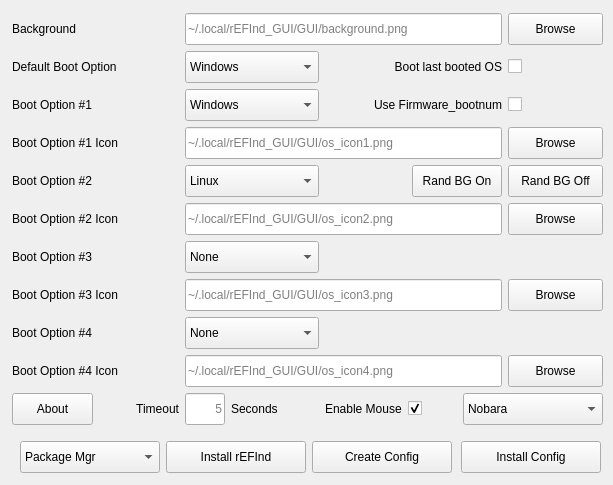
Before: the Qt Designer form GUI/src/mainwindow.ui in jlobue10/rEFInd_GUI, drawn with Qt 5.
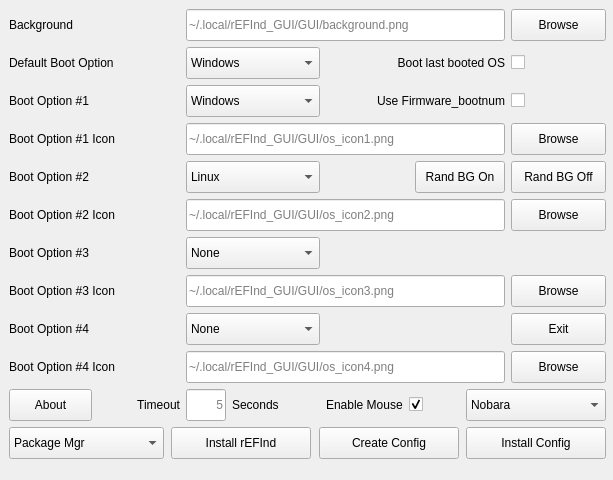
After: the same form once the commit is applied. Icons and pictures are not drawn.

Diff of the .ui file:
```diff
--- a/GUI/src/mainwindow.ui
+++ b/GUI/src/mainwindow.ui
@@ -7,19 +7,19 @@
     <x>0</x>
     <y>0</y>
     <width>613</width>
-    <height>485</height>
+    <height>480</height>
    </rect>
   </property>
   <property name="minimumSize">
    <size>
     <width>613</width>
-    <height>485</height>
+    <height>480</height>
    </size>
   </property>
   <property name="maximumSize">
    <size>
     <width>613</width>
-    <height>485</height>
+    <height>480</height>
    </size>
   </property>
   <property name="windowTitle">
@@ -30,117 +30,13 @@
     <normaloff>UEFI_icon.png</normaloff>UEFI_icon.png</iconset>
   </property>
   <widget class="QWidget" name="centralwidget">
-   <widget class="QWidget" name="layoutWidget1">
-    <property name="geometry">
-     <rect>
-      <x>20</x>
-      <y>440</y>
-      <width>581</width>
-      <height>34</height>
-     </rect>
-    </property>
-    <layout class="QGridLayout" name="gridLayout_2">
-     <item row="0" column="3" alignment="Qt::AlignRight">
-      <widget class="QPushButton" name="Install_Config">
-       <property name="minimumSize">
-        <size>
-         <width>140</width>
-         <height>32</height>
-        </size>
-       </property>
-       <property name="maximumSize">
-        <size>
-         <width>140</width>
-         <height>32</height>
-        </size>
-       </property>
-       <property name="toolTip">
-        <string>Install config and copy PNGs</string>
-       </property>
-       <property name="text">
-        <string>Install Config</string>
-       </property>
-      </widget>
-     </item>
-     <item row="0" column="2">
-      <widget class="QPushButton" name="Create_Config">
-       <property name="minimumSize">
-        <size>
-         <width>140</width>
-         <height>32</height>
-        </size>
-       </property>
-       <property name="maximumSize">
-        <size>
-         <width>140</width>
-         <height>32</height>
-        </size>
-       </property>
-       <property name="toolTip">
-        <string>Create config and ready PNGs</string>
-       </property>
-       <property name="text">
-        <string>Create Config</string>
-       </property>
-      </widget>
-     </item>
-     <item row="0" column="1">
-      <widget class="QPushButton" name="Install_rEFInd">
-       <property name="minimumSize">
-        <size>
-         <width>140</width>
-         <height>32</height>
-        </size>
-       </property>
-       <property name="maximumSize">
-        <size>
-         <width>140</width>
-         <height>32</height>
-        </size>
-       </property>
-       <property name="text">
-        <string>Install rEFInd</string>
-       </property>
-      </widget>
-     </item>
-     <item row="0" column="0">
-      <widget class="QComboBox" name="Install_Source_comboBox">
-       <property name="minimumSize">
-        <size>
-         <width>140</width>
-         <height>32</height>
-        </size>
-       </property>
-       <property name="maximumSize">
-        <size>
-         <width>140</width>
-         <height>32</height>
-        </size>
-       </property>
-       <property name="toolTip">
-        <string>rEFInd Installation method</string>
-       </property>
-       <item>
-        <property name="text">
-         <string>Package Mgr</string>
-        </property>
-       </item>
-       <item>
-        <property name="text">
-         <string>Sourceforge</string>
-        </property>
-       </item>
-      </widget>
-     </item>
-    </layout>
-   </widget>
    <widget class="QWidget" name="">
     <property name="geometry">
      <rect>
-      <x>12</x>
-      <y>13</y>
-      <width>591</width>
-      <height>416</height>
+      <x>9</x>
+      <y>9</y>
+      <width>597</width>
+      <height>456</height>
      </rect>
     </property>
     <layout class="QGridLayout" name="gridLayout_3">
@@ -709,6 +605,28 @@
        </item>
       </widget>
      </item>
+     <item row="8" column="6">
+      <widget class="QPushButton" name="Exit_pushButton">
+       <property name="minimumSize">
+        <size>
+         <width>95</width>
+         <height>32</height>
+        </size>
+       </property>
+       <property name="maximumSize">
+        <size>
+         <width>95</width>
+         <height>32</height>
+        </size>
+       </property>
+       <property name="toolTip">
+        <string>&lt;html&gt;&lt;head/&gt;&lt;body&gt;&lt;p&gt;Exit GUI&lt;/p&gt;&lt;/body&gt;&lt;/html&gt;</string>
+       </property>
+       <property name="text">
+        <string>Exit</string>
+       </property>
+      </widget>
+     </item>
      <item row="9" column="0" colspan="2">
       <widget class="QLabel" name="Boot_Option_04_Icon_label">
        <property name="minimumSize">
@@ -952,6 +870,128 @@
        </item>
       </layout>
      </item>
+     <item row="11" column="0" colspan="7">
+      <layout class="QGridLayout" name="gridLayout_2">
+       <item row="0" column="3" alignment="Qt::AlignRight">
+        <widget class="QPushButton" name="Install_Config">
+         <property name="minimumSize">
+          <size>
+           <width>140</width>
+           <height>32</height>
+          </size>
+         </property>
+         <property name="maximumSize">
+          <size>
+           <width>140</width>
+           <height>32</height>
+          </size>
+         </property>
+         <property name="toolTip">
+          <string>Install config and copy PNGs</string>
+         </property>
+         <property name="text">
+          <string>Install Config</string>
+         </property>
+        </widget>
+       </item>
+       <item row="0" column="2" alignment="Qt::AlignRight">
+        <widget class="QPushButton" name="Create_Config">
+         <property name="minimumSize">
+          <size>
+           <width>140</width>
+           <height>32</height>
+          </size>
+         </property>
+         <property name="maximumSize">
+          <size>
+           <width>140</width>
+           <height>32</height>
+          </size>
+         </property>
+         <property name="toolTip">
+          <string>Create config and ready PNGs</string>
+         </property>
+         <property name="text">
+          <string>Create Config</string>
+         </property>
+        </widget>
+       </item>
+       <item row="0" column="1" alignment="Qt::AlignRight">
+        <widget class="QPushButton" name="Install_rEFInd">
+         <property name="minimumSize">
+          <size>
+           <width>140</width>
+           <height>32</height>
+          </size>
+         </property>
+         <property name="maximumSize">
+          <size>
+           <width>140</width>
+           <height>32</height>
+          </size>
+         </property>
+         <property name="text">
+          <string>Install rEFInd</string>
+         </property>
+        </widget>
+       </item>
+       <item row="0" column="0" alignment="Qt::AlignLeft">
+        <widget class="QComboBox" name="Install_Source_comboBox">
+         <property name="minimumSize">
+          <size>
+           <width>155</width>
+           <height>32</height>
+          </size>
+         </property>
+         <property name="maximumSize">
+          <size>
+           <width>155</width>
+           <height>32</height>
+          </size>
+         </property>
+         <property name="toolTip">
+          <string>rEFInd Installation method</string>
+         </property>
+         <item>
+          <property name="text">
+           <string>Package Mgr</string>
+          </property>
+         </item>
+         <item>
+          <property name="text">
+           <string>Sourceforge</string>
+          </property>
+         </item>
+        </widget>
+       </item>
+      </layout>
+     </item>
+     <item row="5" column="2" colspan="4">
+      <widget class="QLineEdit" name="Boot_Option_02_Icon_lineEdit">
+       <property name="minimumSize">
+        <size>
+         <width>135</width>
+         <height>32</height>
+        </size>
+       </property>
+       <property name="placeholderText">
+        <string>~/.local/rEFInd_GUI/GUI/os_icon2.png</string>
+       </property>
+      </widget>
+     </item>
+     <item row="3" column="2" colspan="4">
+      <widget class="QLineEdit" name="Boot_Option_01_Icon_lineEdit">
+       <property name="minimumSize">
+        <size>
+         <width>135</width>
+         <height>32</height>
+        </size>
+       </property>
+       <property name="placeholderText">
+        <string>~/.local/rEFInd_GUI/GUI/os_icon1.png</string>
+       </property>
+      </widget>
+     </item>
      <item row="0" column="2" colspan="4">
       <widget class="QLineEdit" name="Background_lineEdit">
        <property name="minimumSize">
@@ -968,32 +1008,6 @@
        </property>
       </widget>
      </item>
-     <item row="3" column="2" colspan="4">
-      <widget class="QLineEdit" name="Boot_Option_01_Icon_lineEdit">
-       <property name="minimumSize">
-        <size>
-         <width>135</width>
-         <height>32</height>
-        </size>
-       </property>
-       <property name="placeholderText">
-        <string>~/.local/rEFInd_GUI/GUI/os_icon1.png</string>
-       </property>
-      </widget>
-     </item>
-     <item row="5" column="2" colspan="4">
-      <widget class="QLineEdit" name="Boot_Option_02_Icon_lineEdit">
-       <property name="minimumSize">
-        <size>
-         <width>135</width>
-         <height>32</height>
-        </size>
-       </property>
-       <property name="placeholderText">
-        <string>~/.local/rEFInd_GUI/GUI/os_icon2.png</string>
-       </property>
-      </widget>
-     </item>
      <item row="7" column="2" colspan="4">
       <widget class="QLineEdit" name="Boot_Option_03_Icon_lineEdit">
        <property name="minimumSize">
```
